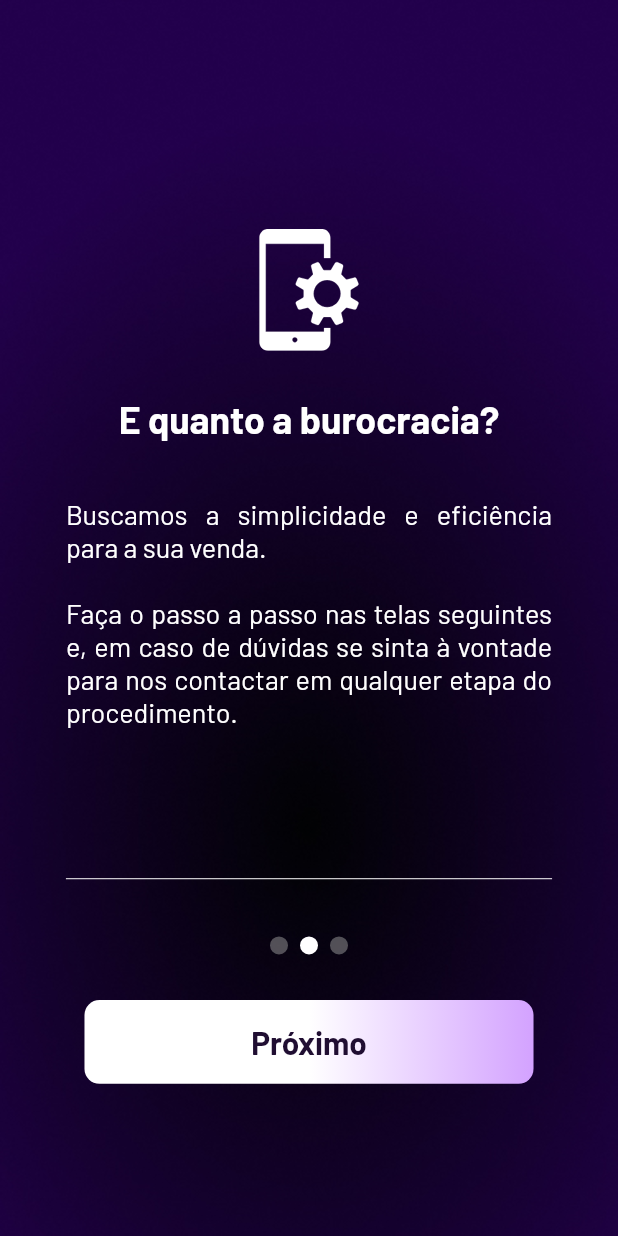
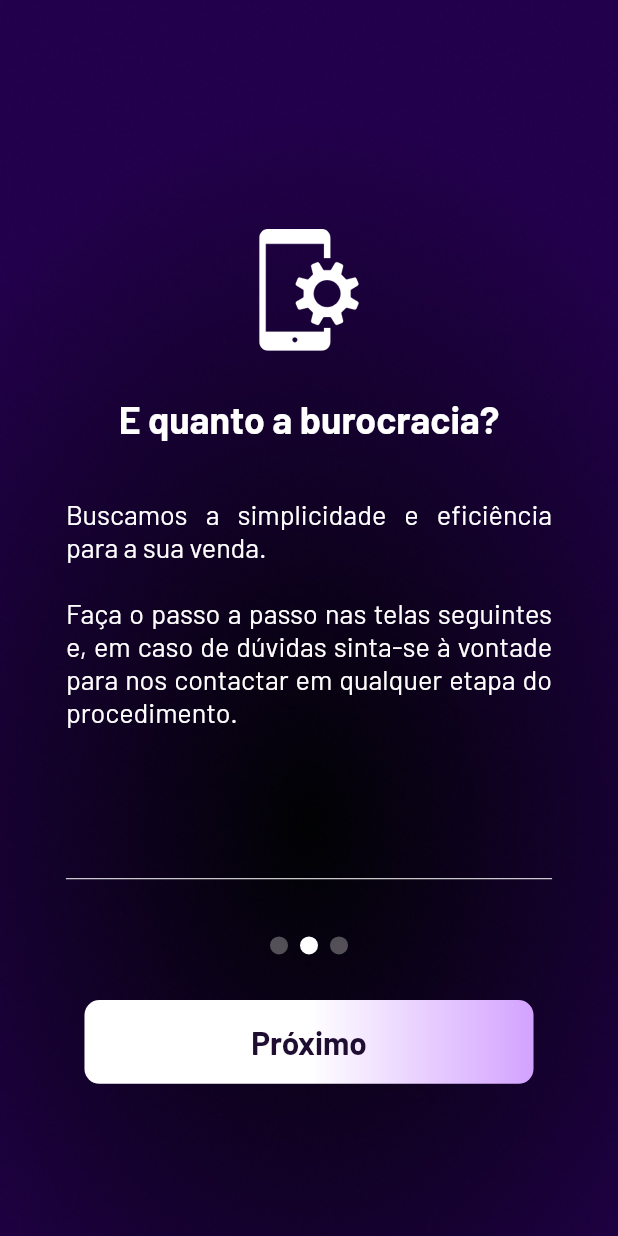
Before and after one commit to lucasclaros/mepaga_ai, a Flutter app: the OnboardingView screen opened directly, swiped to page 2, on a phone screen of 412 x 824 dp. Run offline on Flutter 3.47's test engine with Material 2 defaults, Android fonts, the phone set to English and light mode, and no system bars; drawn by our look-alikes of auto_size_text, smooth_page_indicator; our stand-ins replace bloc, dio, email_validator, flutter_bloc, flutter_svg, focus_detector_v2 and 4 more; missing offline and left inert: responsive_styles.

Commit message:
refactor welcome and onboarding page

```diff
--- a/lib/presentation/onboarding/view/onboarding_view.dart
+++ b/lib/presentation/onboarding/view/onboarding_view.dart
@@ -50,7 +50,7 @@ class _OnboardingViewState extends State<OnboardingView> {
         title: 'E quanto a burocracia?',
         description:
             'Buscamos a simplicidade e eficiência para a sua venda.\n\n'
-            'Faça o passo a passo nas telas seguintes e, em caso de dúvidas se sinta à vontade para nos contactar em qualquer etapa do procedimento.',
+            'Faça o passo a passo nas telas seguintes e, em caso de dúvidas sinta-se à vontade para nos contactar em qualquer etapa do procedimento.',
       ),
       OnboardingHintCard(
         image: MPGAssetsPaths.of(context).flexibilityLogo,
--- a/lib/presentation/welcome/welcome_page.dart
+++ b/lib/presentation/welcome/welcome_page.dart
@@ -35,8 +35,7 @@ class _WelcomePageState extends State<WelcomePage> {
     final width = MediaQuery.of(context).size.width;
     final height = MediaQuery.of(context).size.height;
 
-    return SafeArea(
-      child: FocusDetector(
+    return FocusDetector(
       onFocusGained: () {
         setState(() {
           isLoading = false;
@@ -52,6 +51,7 @@ class _WelcomePageState extends State<WelcomePage> {
                 fit: BoxFit.cover,
                 width: width,
                 height: height,
+                alignment: Alignment.bottomCenter,
               ),
             Positioned(
               bottom: context.responsiveHeight(215),
@@ -92,7 +92,6 @@ class _WelcomePageState extends State<WelcomePage> {
           ],
         ),
       ),
-      ),
     );
   }
 }
```
Also changed, not shown: assets/party.jpg. Lines whose indentation alone changed are shown as unchanged.
